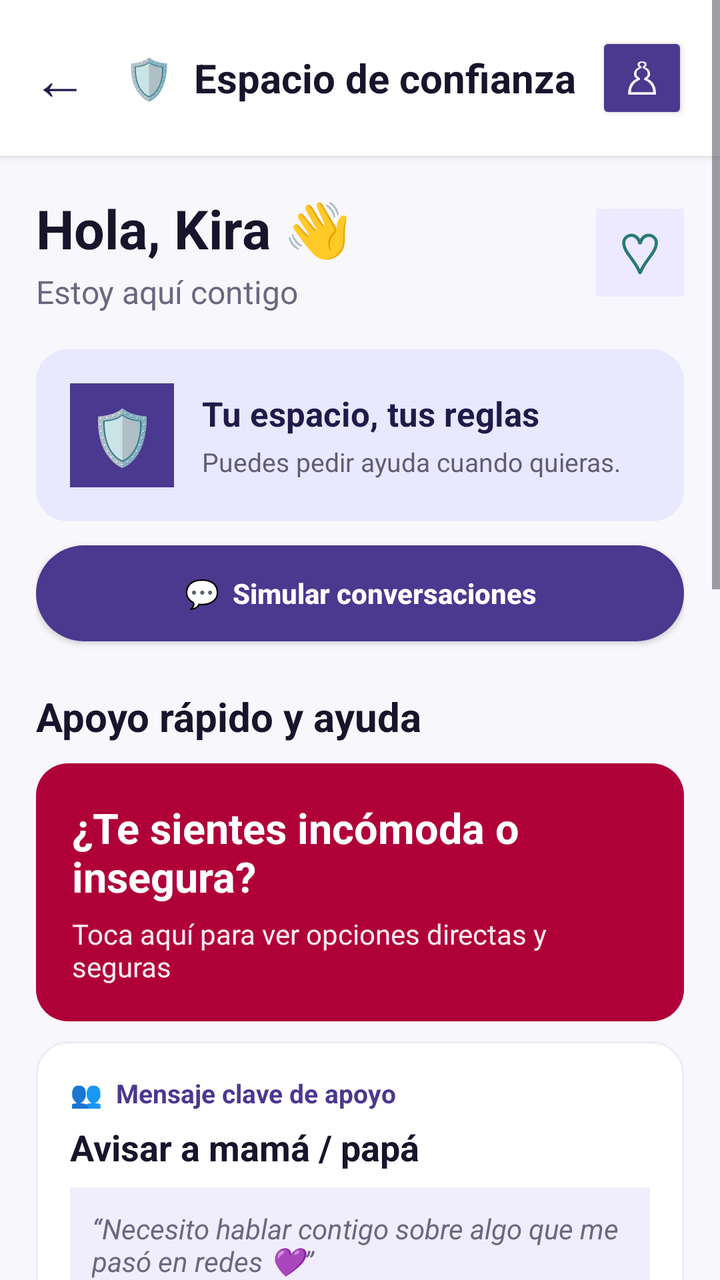
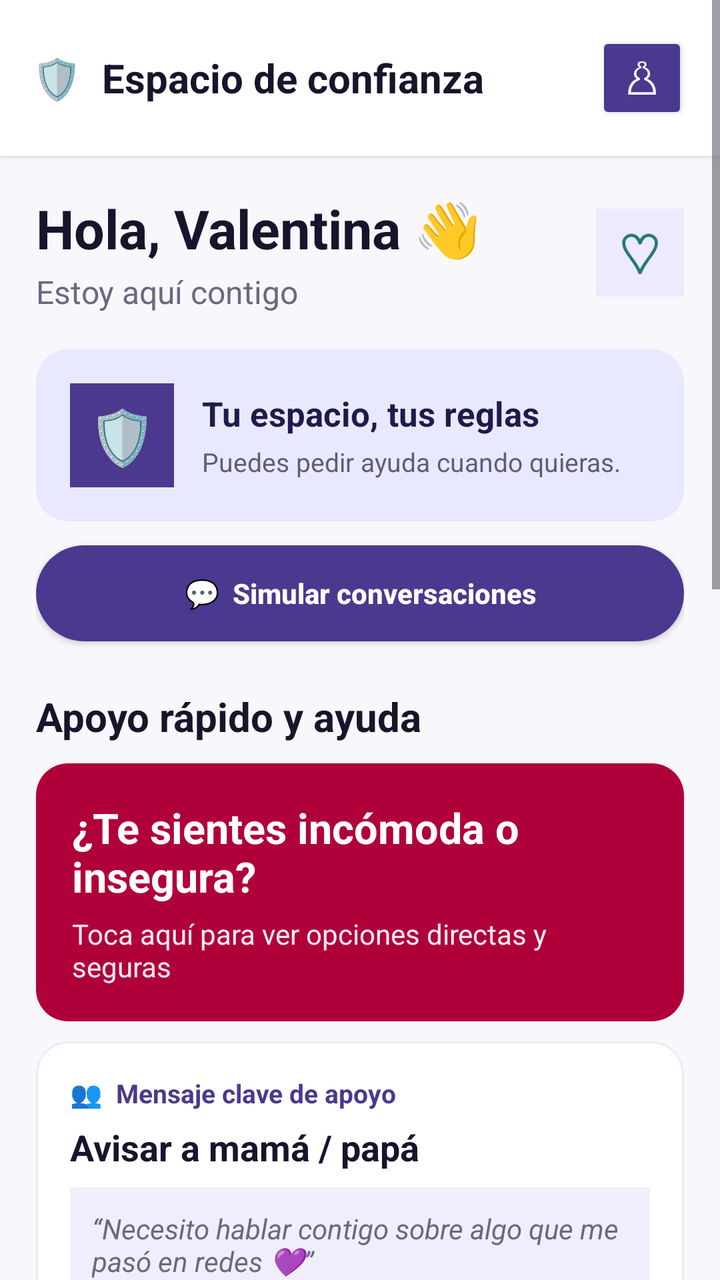

Two renders of the same Android screen: before a commit and after it. Below are the layout's source before the change and the commit's diff.
<!-- AndroidManifest.xml: application theme Theme.MyApplication -->
<!-- res/layout/activity_main.xml -->
<?xml version="1.0" encoding="utf-8"?>
<ScrollView xmlns:android="http://schemas.android.com/apk/res/android"
    android:id="@+id/main"
    android:layout_width="match_parent"
    android:layout_height="match_parent"
    android:background="#F8F7FC"
    android:fillViewport="true">

    <LinearLayout
        android:layout_width="match_parent"
        android:layout_height="wrap_content"
        android:orientation="vertical"
        android:paddingBottom="24dp">

        <LinearLayout
            android:layout_width="match_parent"
            android:layout_height="wrap_content"
            android:background="#FFFFFF"
            android:elevation="2dp"
            android:gravity="center_vertical"
            android:padding="16dp">
            <TextView
                android:layout_width="wrap_content"
                android:layout_height="wrap_content"
                android:text="←"
                android:textColor="#211A49"
                android:textSize="28sp" />
            <TextView
                android:layout_width="0dp"
                android:layout_height="wrap_content"
                android:layout_marginStart="18dp"
                android:layout_weight="1"
                android:text="🛡  Espacio de confianza"
                android:textColor="#17152B"
                android:textSize="20sp"
                android:textStyle="bold" />
            <Button
                android:id="@+id/dashboardButton"
                android:layout_width="46dp"
                android:layout_height="46dp"
                android:backgroundTint="#4B388F"
                android:minWidth="0dp"
                android:padding="0dp"
                android:text="♙"
                android:textColor="#FFFFFF"
                android:textSize="22sp" />
        </LinearLayout>

        <LinearLayout
            android:layout_width="match_parent"
            android:layout_height="wrap_content"
            android:orientation="vertical"
            android:padding="18dp">
            <LinearLayout
                android:layout_width="match_parent"
                android:layout_height="wrap_content"
                android:gravity="center_vertical">
                <LinearLayout
                    android:layout_width="0dp"
                    android:layout_height="wrap_content"
                    android:layout_weight="1"
                    android:orientation="vertical">
                    <TextView
                        android:layout_width="wrap_content"
                        android:layout_height="wrap_content"
                        android:text="Hola, Kira 👋"
                        android:textColor="#17152B"
                        android:textSize="27sp"
                        android:textStyle="bold" />
                    <TextView
                        android:layout_width="wrap_content"
                        android:layout_height="wrap_content"
                        android:layout_marginTop="3dp"
                        android:text="Estoy aquí contigo"
                        android:textColor="#6C6780"
                        android:textSize="16sp" />
                </LinearLayout>
                <TextView
                    android:layout_width="44dp"
                    android:layout_height="44dp"
                    android:background="#EDE9FF"
                    android:gravity="center"
                    android:text="♡"
                    android:textColor="#277A72"
                    android:textSize="28sp" />
            </LinearLayout>

            <LinearLayout
                android:layout_width="match_parent"
                android:layout_height="wrap_content"
                android:layout_marginTop="18dp"
                android:background="@drawable/bg_kira_lilac"
                android:orientation="vertical"
                android:padding="17dp">
                <LinearLayout
                    android:layout_width="match_parent"
                    android:layout_height="wrap_content"
                    android:gravity="center_vertical">
                    <TextView
                        android:layout_width="52dp"
                        android:layout_height="52dp"
                        android:background="#4B388F"
                        android:gravity="center"
                        android:text="🛡"
                        android:textColor="#FFFFFF"
                        android:textSize="27sp" />
                    <LinearLayout
                        android:layout_width="0dp"
                        android:layout_height="wrap_content"
                        android:layout_marginStart="14dp"
                        android:layout_weight="1"
                        android:orientation="vertical">
                        <TextView
                            android:layout_width="wrap_content"
                            android:layout_height="wrap_content"
                            android:text="Tu espacio, tus reglas"
                            android:textColor="#211A49"
                            android:textSize="17sp"
                            android:textStyle="bold" />
                        <TextView
                            android:layout_width="wrap_content"
                            android:layout_height="wrap_content"
                            android:layout_marginTop="4dp"
                            android:text="Puedes pedir ayuda cuando quieras."
                            android:textColor="#625B71"
                            android:textSize="13sp" />
                    </LinearLayout>
                </LinearLayout>
            </LinearLayout>

            <Button
                android:id="@+id/chatSimulatorButton"
                android:layout_width="match_parent"
                android:layout_height="wrap_content"
                android:layout_marginTop="12dp"
                android:background="@drawable/bg_kira_button"
                android:text="💬  Simular conversaciones"
                android:textAllCaps="false"
                android:textColor="#FFFFFF"
                android:textSize="14sp"
                android:textStyle="bold" />

            <TextView
                android:layout_width="wrap_content"
                android:layout_height="wrap_content"
                android:layout_marginTop="24dp"
                android:text="Apoyo rápido y ayuda"
                android:textColor="#17152B"
                android:textSize="20sp"
                android:textStyle="bold" />

            <LinearLayout
                android:layout_width="match_parent"
                android:layout_height="wrap_content"
                android:layout_marginTop="10dp"
                android:background="@drawable/bg_kira_help"
                android:orientation="vertical"
                android:padding="18dp">
                <TextView
                    android:layout_width="wrap_content"
                    android:layout_height="wrap_content"
                    android:text="¿Te sientes incómoda o insegura?"
                    android:textColor="#FFFFFF"
                    android:textSize="21sp"
                    android:textStyle="bold" />
                <TextView
                    android:layout_width="wrap_content"
                    android:layout_height="wrap_content"
                    android:layout_marginTop="5dp"
                    android:text="Toca aquí para ver opciones directas y seguras"
                    android:textColor="#FFEAF1"
                    android:textSize="14sp" />
            </LinearLayout>

            <LinearLayout
                android:layout_width="match_parent"
                android:layout_height="wrap_content"
                android:layout_marginTop="10dp"
                android:background="@drawable/bg_kira_card"
                android:orientation="vertical"
                android:padding="17dp">
                <TextView
                    android:layout_width="wrap_content"
                    android:layout_height="wrap_content"
                    android:text="👥  Mensaje clave de apoyo"
                    android:textColor="#4B388F"
                    android:textSize="13sp"
                    android:textStyle="bold" />
                <TextView
                    android:layout_width="wrap_content"
                    android:layout_height="wrap_content"
                    android:layout_marginTop="6dp"
                    android:text="Avisar a mamá / papá"
                    android:textColor="#17152B"
                    android:textSize="18sp"
                    android:textStyle="bold" />
                <TextView
                    android:layout_width="match_parent"
                    android:layout_height="wrap_content"
                    android:layout_marginTop="8dp"
                    android:background="#F0EEFC"
                    android:padding="11dp"
                    android:text="“Necesito hablar contigo sobre algo que me pasó en redes 💜”"
                    android:textColor="#6C6780"
                    android:textSize="14sp"
                    android:textStyle="italic" />
                <Button
                    android:id="@+id/sendButton"
                    android:layout_width="match_parent"
                    android:layout_height="wrap_content"
                    android:layout_marginTop="12dp"
                    android:background="@drawable/bg_kira_button"
                    android:text="▷  Enviar mensaje"
                    android:textAllCaps="false"
                    android:textColor="#FFFFFF"
                    android:textSize="14sp"
                    android:textStyle="bold" />
            </LinearLayout>

            <LinearLayout
                android:layout_width="match_parent"
                android:layout_height="wrap_content"
                android:layout_marginTop="10dp"
                android:background="@drawable/bg_kira_card"
                android:gravity="center_vertical"
                android:padding="14dp">
                <TextView
                    android:layout_width="44dp"
                    android:layout_height="44dp"
                    android:background="#C8F5EC"
                    android:gravity="center"
                    android:text="☏"
                    android:textColor="#16826D"
                    android:textSize="24sp" />
                <LinearLayout
                    android:layout_width="0dp"
                    android:layout_height="wrap_content"
                    android:layout_marginStart="12dp"
                    android:layout_weight="1"
                    android:orientation="vertical">
                    <TextView
                        android:layout_width="wrap_content"
                        android:layout_height="wrap_content"
                        android:text="Línea 1810"
                        android:textColor="#17152B"
                        android:textSize="17sp"
                        android:textStyle="bold" />
                    <TextView
                        android:layout_width="wrap_content"
                        android:layout_height="wrap_content"
                        android:text="MIMP · Niños y Adolescentes"
                        android:textColor="#77738D"
                        android:textSize="13sp" />
                </LinearLayout>
                <Button
                    android:layout_width="wrap_content"
                    android:layout_height="wrap_content"
                    android:backgroundTint="#16826D"
                    android:text="☏ Llamar"
                    android:textAllCaps="false"
                    android:textColor="#FFFFFF" />
            </LinearLayout>

            <LinearLayout
                android:layout_width="match_parent"
                android:layout_height="wrap_content"
                android:layout_marginTop="10dp"
                android:background="@drawable/bg_kira_card"
                android:gravity="center_vertical"
                android:padding="14dp">
                <TextView
                    android:layout_width="44dp"
                    android:layout_height="44dp"
                    android:background="#FFE1E5"
                    android:gravity="center"
                    android:text="▱"
                    android:textColor="#B0003A"
                    android:textSize="24sp" />
                <LinearLayout
                    android:layout_width="0dp"
                    android:layout_height="wrap_content"
                    android:layout_marginStart="12dp"
                    android:layout_weight="1"
                    android:orientation="vertical">
                    <TextView
                        android:layout_width="wrap_content"
                        android:layout_height="wrap_content"
                        android:text="Línea 100 / Chat 100"
                        android:textColor="#17152B"
                        android:textSize="17sp"
                        android:textStyle="bold" />
                    <TextView
                        android:layout_width="wrap_content"
                        android:layout_height="wrap_content"
                        android:text="Atención gratuita 24/7"
                        android:textColor="#77738D"
                        android:textSize="13sp" />
                </LinearLayout>
                <Button
                    android:layout_width="wrap_content"
                    android:layout_height="wrap_content"
                    android:backgroundTint="#4B388F"
                    android:text="▤ Chat"
                    android:textAllCaps="false"
                    android:textColor="#FFFFFF" />
            </LinearLayout>

            <TextView
                android:layout_width="wrap_content"
                android:layout_height="wrap_content"
                android:layout_marginTop="26dp"
                android:text="▣ Aprende a cuidarte"
                android:textColor="#17152B"
                android:textSize="20sp"
                android:textStyle="bold" />
            <TextView
                android:layout_width="wrap_content"
                android:layout_height="wrap_content"
                android:text="Historias y consejos fáciles de leer"
                android:textColor="#77738D"
                android:textSize="13sp" />

            <LinearLayout
                android:id="@+id/learnCardSecret"
                android:layout_width="match_parent"
                android:layout_height="wrap_content"
                android:layout_marginTop="10dp"
                android:background="@drawable/bg_kira_card"
                android:gravity="center_vertical"
                android:orientation="horizontal"
                android:padding="14dp">
                <TextView
                    android:layout_width="38dp"
                    android:layout_height="52dp"
                    android:gravity="center"
                    android:text="⚑"
                    android:textColor="#B0003A"
                    android:textSize="30sp" />
                <LinearLayout
                    android:layout_width="0dp"
                    android:layout_height="wrap_content"
                    android:layout_marginStart="12dp"
                    android:layout_weight="1"
                    android:orientation="vertical">
                    <TextView
                        android:layout_width="wrap_content"
                        android:layout_height="wrap_content"
                        android:text="2 min de lectura   ·   Alerta"
                        android:textColor="#B0003A"
                        android:textSize="12sp"
                        android:textStyle="bold" />
                    <TextView
                        android:layout_width="match_parent"
                        android:layout_height="wrap_content"
                        android:layout_marginTop="5dp"
                        android:text="La técnica del secreto: ¿Por qué te piden que no le cuentes a nadie?"
                        android:textColor="#17152B"
                        android:textSize="16sp"
                        android:textStyle="bold" />
                </LinearLayout>
                <TextView
                    android:layout_width="24dp"
                    android:layout_height="wrap_content"
                    android:gravity="center"
                    android:text="⌄"
                    android:textColor="#211A49"
                    android:textSize="20sp" />
            </LinearLayout>
            <LinearLayout
                android:id="@+id/learnCardSocial"
                android:layout_width="match_parent"
                android:layout_height="wrap_content"
                android:layout_marginTop="10dp"
                android:background="@drawable/bg_kira_card"
                android:gravity="center_vertical"
                android:orientation="horizontal"
                android:padding="14dp">
                <TextView
                    android:layout_width="38dp"
                    android:layout_height="52dp"
                    android:gravity="center"
                    android:text="♟"
                    android:textColor="#4B388F"
                    android:textSize="28sp" />
                <LinearLayout
                    android:layout_width="0dp"
                    android:layout_height="wrap_content"
                    android:layout_marginStart="12dp"
                    android:layout_weight="1"
                    android:orientation="vertical">
                    <TextView
                        android:layout_width="wrap_content"
                        android:layout_height="wrap_content"
                        android:text="Guía visual   ·   Redes sociales"
                        android:textColor="#4B388F"
                        android:textSize="12sp"
                        android:textStyle="bold" />
                    <TextView
                        android:layout_width="match_parent"
                        android:layout_height="wrap_content"
                        android:layout_marginTop="5dp"
                        android:text="Perfiles señuelo: cómo identificar fotos o identidades falsas en Instagram o TikTok"
                        android:textColor="#17152B"
                        android:textSize="16sp"
                        android:textStyle="bold" />
                </LinearLayout>
                <TextView
                    android:layout_width="24dp"
                    android:layout_height="wrap_content"
                    android:gravity="center"
                    android:text="⌄"
                    android:textColor="#211A49"
                    android:textSize="20sp" />
            </LinearLayout>
            <LinearLayout
                android:id="@+id/learnCardPhotos"
                android:layout_width="match_parent"
                android:layout_height="wrap_content"
                android:layout_marginTop="10dp"
                android:background="@drawable/bg_kira_card"
                android:gravity="center_vertical"
                android:orientation="horizontal"
                android:padding="14dp">
                <TextView
                    android:layout_width="38dp"
                    android:layout_height="52dp"
                    android:gravity="center"
                    android:text="⚠"
                    android:textColor="#D39A00"
                    android:textSize="28sp" />
                <LinearLayout
                    android:layout_width="0dp"
                    android:layout_height="wrap_content"
                    android:layout_marginStart="12dp"
                    android:layout_weight="1"
                    android:orientation="vertical">
                    <TextView
                        android:layout_width="wrap_content"
                        android:layout_height="wrap_content"
                        android:text="Paso a paso   ·   Seguridad íntima"
                        android:textColor="#16826D"
                        android:textSize="12sp"
                        android:textStyle="bold" />
                    <TextView
                        android:layout_width="match_parent"
                        android:layout_height="wrap_content"
                        android:layout_marginTop="5dp"
                        android:text="Qué hacer si te piden fotos íntimas o te amenazan con compartirlas"
                        android:textColor="#17152B"
                        android:textSize="16sp"
                        android:textStyle="bold" />
                </LinearLayout>
                <TextView
                    android:layout_width="24dp"
                    android:layout_height="wrap_content"
                    android:gravity="center"
                    android:text="⌄"
                    android:textColor="#211A49"
                    android:textSize="20sp" />
            </LinearLayout>
        </LinearLayout>

        <EditText
            android:id="@+id/messageInput"
            android:layout_width="1dp"
            android:layout_height="1dp"
            android:visibility="gone" />
        <TextView
            android:id="@+id/statusText"
            android:layout_width="1dp"
            android:layout_height="1dp"
            android:visibility="gone" />
        <LinearLayout
            android:id="@+id/messagesContainer"
            android:layout_width="1dp"
            android:layout_height="1dp"
            android:visibility="gone" />
        <ScrollView
            android:id="@+id/messagesScroll"
            android:layout_width="1dp"
            android:layout_height="1dp"
            android:visibility="gone" />
        <LinearLayout
            android:id="@+id/modelStatusContainer"
            android:layout_width="1dp"
            android:layout_height="1dp"
            android:visibility="gone" />
    </LinearLayout>
</ScrollView>
<!-- resources referenced by this layout -->
<resources>
  <!-- drawable bg_kira_button (drawable) -->
  <?xml version="1.0" encoding="utf-8"?>
  <shape xmlns:android="http://schemas.android.com/apk/res/android">
      <solid android:color="#4B388F" />
      <corners android:radius="28dp" />
  </shape>
  <!-- drawable bg_kira_card (drawable) -->
  <?xml version="1.0" encoding="utf-8"?>
  <shape xmlns:android="http://schemas.android.com/apk/res/android">
      <solid android:color="#FFFFFF" />
      <corners android:radius="16dp" />
      <stroke android:width="1dp" android:color="#EEEAF5" />
  </shape>
  <!-- drawable bg_kira_help (drawable) -->
  <?xml version="1.0" encoding="utf-8"?>
  <shape xmlns:android="http://schemas.android.com/apk/res/android">
      <solid android:color="#B0003A" />
      <corners android:radius="16dp" />
  </shape>
  <!-- drawable bg_kira_lilac (drawable) -->
  <?xml version="1.0" encoding="utf-8"?>
  <shape xmlns:android="http://schemas.android.com/apk/res/android">
      <solid android:color="#E8E9FF" />
      <corners android:radius="16dp" />
  </shape>
  <style name="Theme.MyApplication" parent="Base.Theme.MyApplication" />
  <style name="Base.Theme.MyApplication" parent="Theme.Material3.DayNight.NoActionBar">
          
          
      </style>
</resources>

<!-- the commit's change to res/layout/activity_main.xml (unified diff, before → after) -->
@@ -20,15 +20,8 @@
             android:gravity="center_vertical"
             android:padding="16dp">
             <TextView
-                android:layout_width="wrap_content"
-                android:layout_height="wrap_content"
-                android:text="←"
-                android:textColor="#211A49"
-                android:textSize="28sp" />
-            <TextView
                 android:layout_width="0dp"
                 android:layout_height="wrap_content"
-                android:layout_marginStart="18dp"
                 android:layout_weight="1"
                 android:text="🛡  Espacio de confianza"
                 android:textColor="#17152B"
@@ -63,7 +56,7 @@
                     <TextView
                         android:layout_width="wrap_content"
                         android:layout_height="wrap_content"
-                        android:text="Hola, Kira 👋"
+                        android:text="Hola, Valentina 👋"
                         android:textColor="#17152B"
                         android:textSize="27sp"
                         android:textStyle="bold" />
